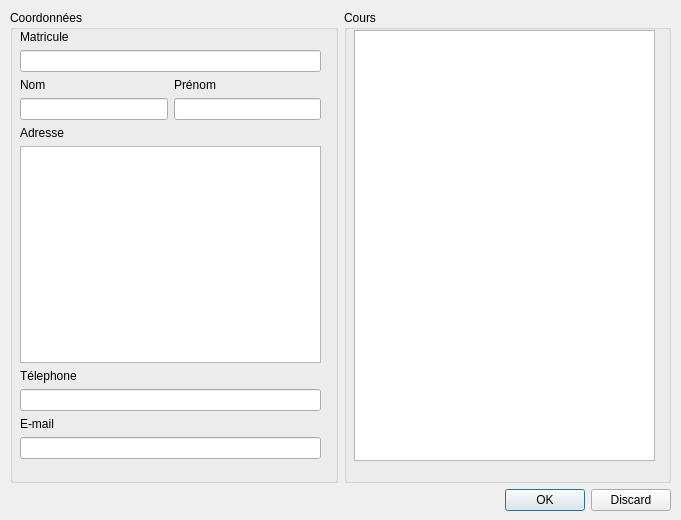
Qt form ui/add_student.ui (rigma/gestnotes) before a commit.
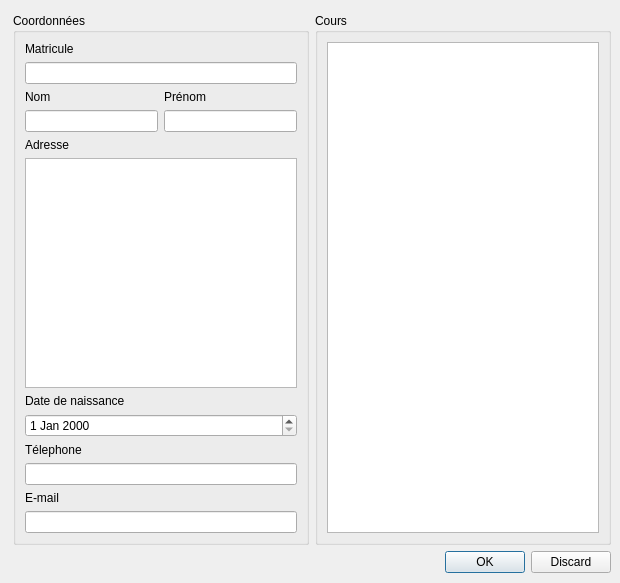
The same form after that commit.

The edit to the form file:
```diff
--- a/ui/add_student.ui
+++ b/ui/add_student.ui
@@ -6,8 +6,8 @@
    <rect>
     <x>0</x>
     <y>0</y>
-    <width>681</width>
-    <height>520</height>
+    <width>620</width>
+    <height>583</height>
    </rect>
   </property>
   <property name="sizePolicy">
@@ -22,13 +22,13 @@
   <widget class="QWidget" name="">
    <property name="geometry">
     <rect>
-     <x>10</x>
-     <y>10</y>
-     <width>661</width>
-     <height>501</height>
+     <x>13</x>
+     <y>13</y>
+     <width>598</width>
+     <height>560</height>
     </rect>
    </property>
-   <layout class="QVBoxLayout" name="verticalLayout">
+   <layout class="QVBoxLayout" name="verticalLayout_2">
     <item>
      <layout class="QHBoxLayout" name="horizontalLayout">
       <item>
@@ -36,16 +36,45 @@
         <property name="title">
          <string>Coordonnées</string>
         </property>
-        <widget class="QWidget" name="">
-         <property name="geometry">
-          <rect>
-           <x>10</x>
-           <y>20</y>
-           <width>301</width>
-           <height>429</height>
-          </rect>
-         </property>
          <layout class="QGridLayout" name="gridLayout_3">
+         <item row="0" column="0">
+          <layout class="QGridLayout" name="gridLayout_2">
+           <item row="0" column="0">
+            <widget class="QLabel" name="Label_Matricule">
+             <property name="text">
+              <string>Matricule</string>
+             </property>
+            </widget>
+           </item>
+           <item row="1" column="0">
+            <widget class="QLineEdit" name="LineEdit_Matricule"/>
+           </item>
+          </layout>
+         </item>
+         <item row="1" column="0">
+          <layout class="QGridLayout" name="gridLayout">
+           <item row="0" column="0">
+            <widget class="QLabel" name="Label_Nom">
+             <property name="text">
+              <string>Nom</string>
+             </property>
+            </widget>
+           </item>
+           <item row="0" column="1">
+            <widget class="QLabel" name="Label_Prenom">
+             <property name="text">
+              <string>Prénom</string>
+             </property>
+            </widget>
+           </item>
+           <item row="1" column="0">
+            <widget class="QLineEdit" name="LineEdit_Nom"/>
+           </item>
+           <item row="1" column="1">
+            <widget class="QLineEdit" name="LineEdit_Prenom"/>
+           </item>
+          </layout>
+         </item>
           <item row="2" column="0">
            <widget class="QLabel" name="Label_Adresse">
             <property name="text">
@@ -53,69 +82,40 @@
             </property>
            </widget>
           </item>
-          <item row="7" column="0">
-           <widget class="QLineEdit" name="LineEdit_Email"/>
-          </item>
           <item row="3" column="0">
            <widget class="QTextEdit" name="TextEdit_Adresse"/>
           </item>
           <item row="4" column="0">
+          <widget class="QLabel" name="label">
+           <property name="text">
+            <string>Date de naissance</string>
+           </property>
+          </widget>
+         </item>
+         <item row="5" column="0">
+          <widget class="QDateEdit" name="DateEdit_Naissance"/>
+         </item>
+         <item row="6" column="0">
            <widget class="QLabel" name="Label_Telephone">
             <property name="text">
              <string>Télephone </string>
             </property>
            </widget>
           </item>
-          <item row="6" column="0">
+         <item row="7" column="0">
+          <widget class="QLineEdit" name="LineEdit_Telephone"/>
+         </item>
+         <item row="8" column="0">
            <widget class="QLabel" name="Label_Email">
             <property name="text">
              <string>E-mail</string>
             </property>
            </widget>
           </item>
-          <item row="5" column="0">
-           <widget class="QLineEdit" name="LineEdit_Telephone"/>
-          </item>
-          <item row="1" column="0">
-           <layout class="QGridLayout" name="gridLayout">
-            <item row="0" column="0">
-             <widget class="QLabel" name="Label_Nom">
-              <property name="text">
-               <string>Nom</string>
-              </property>
-             </widget>
-            </item>
-            <item row="0" column="1">
-             <widget class="QLabel" name="Label_Prenom">
-              <property name="text">
-               <string>Prénom</string>
-              </property>
-             </widget>
-            </item>
-            <item row="1" column="0">
-             <widget class="QLineEdit" name="LineEdit_Nom"/>
-            </item>
-            <item row="1" column="1">
-             <widget class="QLineEdit" name="LineEdit_Prenom"/>
-            </item>
-           </layout>
-          </item>
-          <item row="0" column="0">
-           <layout class="QGridLayout" name="gridLayout_2">
-            <item row="0" column="0">
-             <widget class="QLabel" name="Label_Matricule">
-              <property name="text">
-               <string>Matricule</string>
-              </property>
-             </widget>
-            </item>
-            <item row="1" column="0">
-             <widget class="QLineEdit" name="LineEdit_Matricule"/>
-            </item>
-           </layout>
-          </item>
-         </layout>
-        </widget>
+         <item row="9" column="0">
+          <widget class="QLineEdit" name="LineEdit_Email"/>
+         </item>
+        </layout>
        </widget>
       </item>
       <item>
@@ -123,19 +123,32 @@
         <property name="title">
          <string>Cours</string>
         </property>
-        <widget class="QListView" name="listView">
-         <property name="geometry">
-          <rect>
-           <x>10</x>
-           <y>20</y>
-           <width>301</width>
-           <height>431</height>
-          </rect>
-         </property>
-        </widget>
-       </widget>
+        <layout class="QVBoxLayout" name="verticalLayout">
+         <item>
+          <widget class="QListView" name="listView"/>
+         </item>
+        </layout>
+        <zorder>listView</zorder>
+        <zorder>groupBox</zorder>
+        <zorder>groupBox</zorder>
+       </widget>
       </item>
      </layout>
+    </item>
+    <item>
+     <layout class="QHBoxLayout" name="horizontalLayout_2">
+      <item>
+       <spacer name="horizontalSpacer">
+        <property name="orientation">
+         <enum>Qt::Horizontal</enum>
+        </property>
+        <property name="sizeHint" stdset="0">
+         <size>
+          <width>40</width>
+          <height>20</height>
+         </size>
+        </property>
+       </spacer>
     </item>
     <item>
      <widget class="QDialogButtonBox" name="buttonBox">
@@ -146,6 +159,8 @@
        <set>QDialogButtonBox::Discard|QDialogButtonBox::Ok</set>
       </property>
      </widget>
+      </item>
+     </layout>
     </item>
    </layout>
   </widget>
```
Lines whose indentation alone changed are shown as unchanged.
